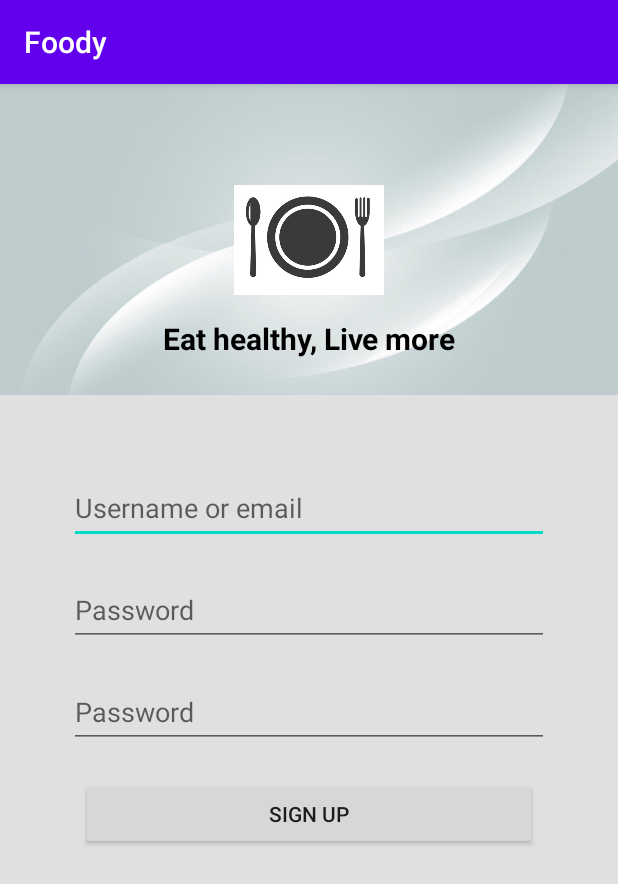
After one commit to haianh1233/android-demo-project, an Android app: the SignupActivity screen opened directly, with no data from a screen before it, on a phone screen of 412 x 824 dp. The commit adds this screen. Shown: the top 884 px of the screen. Run offline under Robolectric (Android 15) with nearby library versions, the phone set to English and light mode, and no system bars.

Commit message:
fix signup

```diff
--- a/app/src/main/AndroidManifest.xml
+++ b/app/src/main/AndroidManifest.xml
@@ -13,6 +13,9 @@
         android:supportsRtl="true"
         android:theme="@style/Theme.Androiddemoproject"
         tools:targetApi="31">
+        <activity
+            android:name=".SignupActivity"
+            android:exported="false" />
         <activity
             android:name=".HelpActivity"
             android:exported="false" />
--- a/app/src/main/java/com/haianh/demoproject/LoginActivity.java
+++ b/app/src/main/java/com/haianh/demoproject/LoginActivity.java
@@ -47,6 +47,15 @@ public class LoginActivity extends AppCompatActivity {
             checkLogin();
 
         button_Login.setOnClickListener(v -> checkLogin());
+
+        button_SignUp.setOnClickListener(v -> {
+            getSharedPreferences("information.dat", 0).edit().clear().commit();
+            editText_User.setText("");
+            editText_Pass.setText("");
+
+            Intent intent = new Intent(this, SignupActivity.class);
+            startActivity(intent);
+        });
     }
 
     @Override
--- /dev/null
+++ b/app/src/main/java/com/haianh/demoproject/SignupActivity.java
@@ -0,0 +1,60 @@
+package com.haianh.demoproject;
+
+import androidx.appcompat.app.AppCompatActivity;
+
+import android.content.Intent;
+import android.content.SharedPreferences;
+import android.os.Bundle;
+import android.util.Log;
+import android.widget.Button;
+import android.widget.EditText;
+import android.widget.Toast;
+
+import com.haianh.demoproject.dao.AdminDao;
+
+public class SignupActivity extends AppCompatActivity {
+
+    private Button btnSignup;
+    private EditText editText_User, editText_Pass, editText_PassConfirm;
+
+    @Override
+    protected void onCreate(Bundle savedInstanceState) {
+        super.onCreate(savedInstanceState);
+        setContentView(R.layout.activity_signup);
+
+        btnSignup = findViewById(R.id.button_signup1);
+        editText_User = findViewById(R.id.username1);
+        editText_Pass = findViewById(R.id.password1);
+        editText_PassConfirm = findViewById(R.id.password_confirm);
+
+        btnSignup.setOnClickListener(t -> {
+            String username = editText_User.getText().toString();
+            String password = editText_Pass.getText().toString();
+            String confirm = editText_PassConfirm.getText().toString();
+
+            if(!password.equals(confirm)) {
+                Toast.makeText(this, "Confirm does not match password", Toast.LENGTH_SHORT).show();
+                return;
+            }
+
+            AdminDao dao = new AdminDao(this);
+            if(dao.isExist(username)) {
+                Toast.makeText(this, "Username already exist", Toast.LENGTH_SHORT).show();
+                return;
+            }
+
+            boolean createResult = dao.createAccount(username, password);
+            if(!createResult) {
+                Toast.makeText(this, "Signup failed with unknown error", Toast.LENGTH_SHORT).show();
+                return;
+            }
+
+            dao.createAccount(username, password);
+
+            Toast.makeText(this, "Welcome to Foody", Toast.LENGTH_SHORT).show();
+            Intent intent = new Intent(this, LoginActivity.class);
+
+            startActivity(intent);
+        });
+    }
+}
--- a/app/src/main/java/com/haianh/demoproject/dao/AdminDao.java
+++ b/app/src/main/java/com/haianh/demoproject/dao/AdminDao.java
@@ -1,5 +1,6 @@
 package com.haianh.demoproject.dao;
 
+import android.content.ContentValues;
 import android.content.Context;
 import android.database.Cursor;
 import android.database.sqlite.SQLiteDatabase;
@@ -27,6 +28,7 @@ public class AdminDao {
             cs.moveToNext();
         }
         cs.close();
+        db.close();
         return data;
     }
     public boolean Authentication(String user, String pass){
@@ -34,8 +36,30 @@ public class AdminDao {
         String sql = "Select * from ADMIN where username =? and password=?";
         Cursor cs = db.rawQuery(sql, new String[]{user, pass});
         if(cs.getCount() <= 0){
+            cs.close();
+            db.close();
             return false;
         }
+        cs.close();
+        db.close();
         return true;
     }
+
+    public boolean isExist(String user){
+        SQLiteDatabase db = mydata.getReadableDatabase();
+        String sql = "Select * from ADMIN where username =?";
+        Cursor cs = db.rawQuery(sql, new String[]{user});
+        return cs.getCount() > 1 ? true : false;
+    }
+
+    public boolean createAccount(String username, String password) {
+        SQLiteDatabase db = mydata.getWritableDatabase();
+        ContentValues values = new ContentValues();
+        values.put("username", username);
+        values.put("password", password);
+
+        long row = db.insert("ADMIN", null,values);
+
+        return row > 0 ? true : false;
+    }
 }
--- a/app/src/main/java/com/haianh/demoproject/database/Database.java
+++ b/app/src/main/java/com/haianh/demoproject/database/Database.java
@@ -17,11 +17,6 @@ public class Database extends SQLiteOpenHelper {
         db.execSQL(sql);
         db.execSQL("INSERT INTO ADMIN VALUES('admin', 'admin')");
 
-        // User
-        sql = "CREATE TABLE USER(Username Text primary key not null, password Text)";
-        db.execSQL(sql);
-        db.execSQL("INSERT INTO USER VALUES('user', 'user')");
-
         sql = "Create table Item(Id integer primary key autoincrement," +
                 "Name text, Price REAL, Description text)";
         db.execSQL(sql);
@@ -33,10 +28,6 @@ public class Database extends SQLiteOpenHelper {
 
     @Override
     public void onUpgrade(SQLiteDatabase db, int oldVersion, int newVersion) {
-        db.execSQL("Drop table if exists Item");
-        db.execSQL("Drop table if exists User");
-        db.execSQL("Drop table if exists Admin");
-
         onCreate(db);
     }
 }
--- /dev/null
+++ b/app/src/main/res/layout/activity_signup.xml
@@ -0,0 +1,118 @@
+<?xml version="1.0" encoding="utf-8"?>
+<androidx.constraintlayout.widget.ConstraintLayout xmlns:android="http://schemas.android.com/apk/res/android"
+    xmlns:app="http://schemas.android.com/apk/res-auto"
+    xmlns:tools="http://schemas.android.com/tools"
+    android:layout_width="match_parent"
+    android:layout_height="match_parent"
+    tools:context=".SignupActivity">
+
+    <ImageView
+        android:id="@+id/image_view1"
+        android:layout_width="wrap_content"
+        android:layout_height="0dp"
+        android:src="@drawable/background"
+        app:layout_constraintHeight_percent=".27"
+        android:scaleType="centerCrop"
+        app:layout_constraintVertical_bias="0"
+        app:layout_constraintBottom_toBottomOf="parent"
+        app:layout_constraintEnd_toEndOf="parent"
+        app:layout_constraintStart_toStartOf="parent"
+        app:layout_constraintTop_toTopOf="parent"
+        />
+
+    <androidx.constraintlayout.widget.ConstraintLayout
+        android:id="@+id/constraintLayout"
+        android:layout_width="match_parent"
+        android:layout_height="0dp"
+        android:background="@color/background"
+        app:layout_constraintBottom_toBottomOf="parent"
+        app:layout_constraintEnd_toEndOf="parent"
+        app:layout_constraintHeight_percent=".73"
+        app:layout_constraintHorizontal_bias="0.0"
+        app:layout_constraintStart_toStartOf="parent"
+        app:layout_constraintTop_toTopOf="parent"
+        app:layout_constraintVertical_bias="1.0">
+
+        <EditText
+            android:id="@+id/username1"
+            android:layout_width="wrap_content"
+            android:layout_height="wrap_content"
+            android:ems="15"
+            android:hint="Username or email"
+            android:inputType="textEmailAddress"
+            android:minHeight="48dp"
+            app:layout_constraintBottom_toBottomOf="parent"
+            app:layout_constraintEnd_toEndOf="parent"
+            app:layout_constraintStart_toStartOf="parent"
+            app:layout_constraintTop_toTopOf="parent"
+            app:layout_constraintVertical_bias="0.1" />
+
+        <EditText
+            android:id="@+id/password1"
+            android:layout_width="wrap_content"
+            android:layout_height="wrap_content"
+            android:layout_marginTop="20dp"
+            android:ems="15"
+            android:hint="Password"
+            android:inputType="textPassword"
+            android:minHeight="48dp"
+            app:layout_constraintBottom_toBottomOf="parent"
+            app:layout_constraintEnd_toEndOf="parent"
+            app:layout_constraintStart_toStartOf="parent"
+            app:layout_constraintTop_toBottomOf="@id/username1"
+            app:layout_constraintVertical_bias="0" />
+
+        <EditText
+            android:id="@+id/password_confirm"
+            android:layout_width="wrap_content"
+            android:layout_height="wrap_content"
+            android:layout_marginTop="20dp"
+            android:ems="15"
+            android:hint="Password"
+            android:inputType="textPassword"
+            android:minHeight="48dp"
+            app:layout_constraintBottom_toBottomOf="parent"
+            app:layout_constraintEnd_toEndOf="parent"
+            app:layout_constraintStart_toStartOf="parent"
+            app:layout_constraintTop_toBottomOf="@id/password1"
+            app:layout_constraintVertical_bias="0" />
+
+        <Button
+            android:id="@+id/button_signup1"
+            android:layout_width="wrap_content"
+            android:layout_height="wrap_content"
+            android:layout_marginTop="20dp"
+            android:ems="19"
+            android:text="Sign up"
+            app:layout_constraintEnd_toEndOf="parent"
+            app:layout_constraintStart_toStartOf="parent"
+            app:layout_constraintTop_toBottomOf="@id/password_confirm" />
+
+    </androidx.constraintlayout.widget.ConstraintLayout>
+
+    <ImageView
+        android:id="@+id/image_view2"
+        android:layout_width="100dp"
+        android:layout_height="100dp"
+        android:src="@drawable/logo"
+        app:layout_constraintBottom_toTopOf="@+id/constraintLayout"
+        app:layout_constraintEnd_toEndOf="parent"
+        app:layout_constraintStart_toStartOf="parent"
+        app:layout_constraintTop_toTopOf="@+id/image_view1"
+        />
+
+    <TextView
+        android:layout_width="wrap_content"
+        android:layout_height="wrap_content"
+        android:text="Eat healthy, Live more"
+        android:textColor="@color/black"
+        android:textStyle="bold"
+        android:textSize="20sp"
+        app:layout_constraintVertical_bias="0.1"
+        app:layout_constraintBottom_toTopOf="@+id/constraintLayout"
+        app:layout_constraintEnd_toEndOf="parent"
+        app:layout_constraintStart_toStartOf="parent"
+        app:layout_constraintTop_toBottomOf="@+id/image_view2"
+        />
+
+</androidx.constraintlayout.widget.ConstraintLayout>
```
